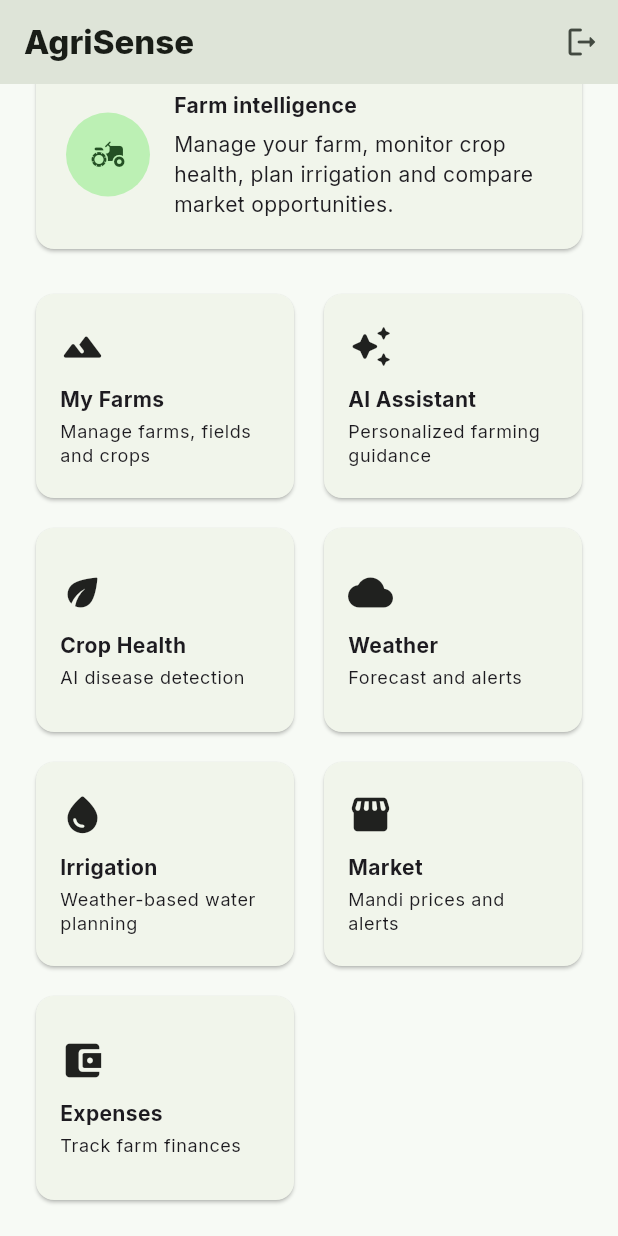
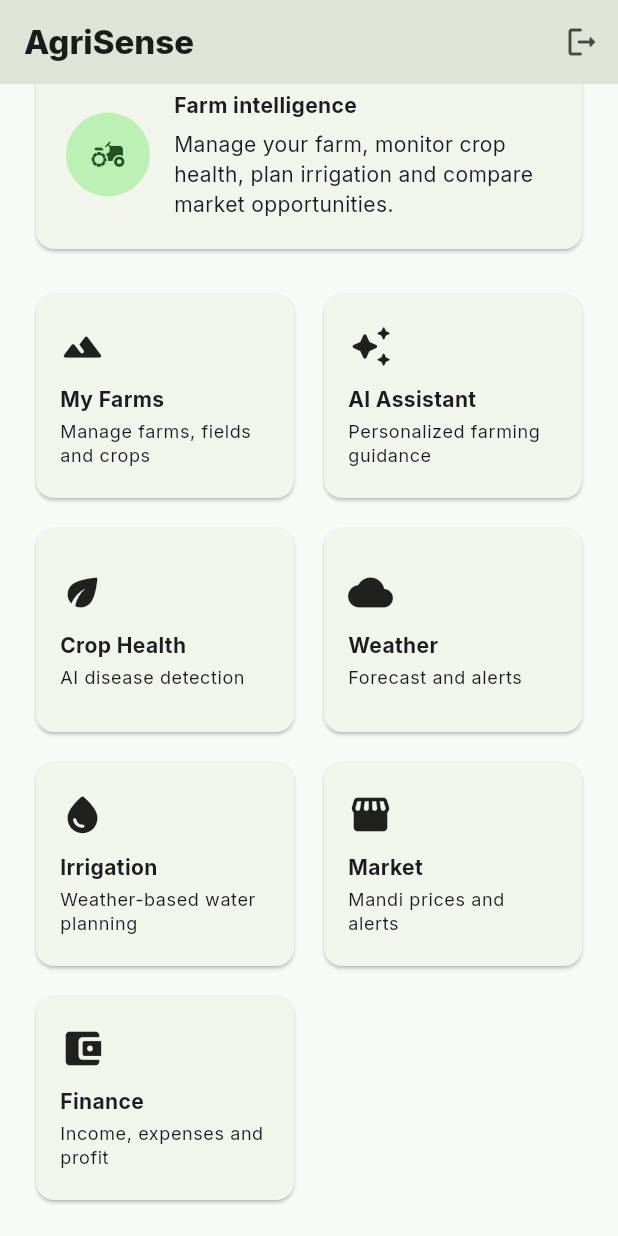
Before and after one commit to Syed-Atiq-pro/KisanPlulse, a Flutter app: the screen it shows once a user with an empty profile is signed in, scrolled down 120 dp, on a phone screen of 412 x 824 dp. Run offline on Flutter 3.47's test engine with Material 3 defaults, Android fonts, the phone set to English and light mode, and no system bars; our stand-ins replace fl_chart, flutter_riverpod, go_router, google_fonts, image_picker, supabase_flutter; accounts and stored records are empty.

Commit message:
Enable finance dashboard module

```diff
--- a/lib/features/dashboard/presentation/dashboard_page.dart
+++ b/lib/features/dashboard/presentation/dashboard_page.dart
@@ -14,7 +14,7 @@ class DashboardPage extends StatelessWidget {
       ('Weather', Icons.cloud_rounded, 'Forecast and alerts', '/weather'),
       ('Irrigation', Icons.water_drop_rounded, 'Weather-based water planning', '/irrigation'),
       ('Market', Icons.storefront_rounded, 'Mandi prices and alerts', '/market'),
-      ('Expenses', Icons.account_balance_wallet_rounded, 'Track farm finances', null),
+      ('Finance', Icons.account_balance_wallet_rounded, 'Income, expenses and profit', '/finance'),
     ];
     return Scaffold(
       appBar: AppBar(title: const Text('AgriSense', style: TextStyle(fontWeight: FontWeight.w800)), actions: [IconButton(onPressed: () => _logout(context), icon: const Icon(Icons.logout_rounded))]),
@@ -23,7 +23,7 @@ class DashboardPage extends StatelessWidget {
         const SizedBox(height: 6), const Text('Your farm intelligence dashboard'), const SizedBox(height: 22),
         Card(child: Padding(padding: const EdgeInsets.all(20), child: Row(children: [CircleAvatar(radius: 28, backgroundColor: Theme.of(context).colorScheme.primaryContainer, child: const Icon(Icons.agriculture_rounded)), const SizedBox(width: 16), const Expanded(child: Column(crossAxisAlignment: CrossAxisAlignment.start, children: [Text('Farm intelligence', style: TextStyle(fontWeight: FontWeight.w700)), SizedBox(height: 6), Text('Manage your farm, monitor crop health, plan irrigation and compare market opportunities.')]))]))),
         const SizedBox(height: 22),
-        GridView.builder(shrinkWrap: true, physics: const NeverScrollableScrollPhysics(), gridDelegate: const SliverGridDelegateWithFixedCrossAxisCount(crossAxisCount: 2, crossAxisSpacing: 12, mainAxisSpacing: 12, childAspectRatio: 1.25), itemCount: cards.length, itemBuilder: (context, index) { final item = cards[index]; return Card(child: InkWell(borderRadius: BorderRadius.circular(16), onTap: item.$4 == null ? null : () => context.go(item.$4!), child: Padding(padding: const EdgeInsets.all(16), child: Column(crossAxisAlignment: CrossAxisAlignment.start, mainAxisAlignment: MainAxisAlignment.center, children: [Icon(item.$2, size: 30), const SizedBox(height: 10), Text(item.$1, style: const TextStyle(fontWeight: FontWeight.w700)), const SizedBox(height: 4), Text(item.$3, maxLines: 2, overflow: TextOverflow.ellipsis, style: Theme.of(context).textTheme.bodySmall)])))); }),
+        GridView.builder(shrinkWrap: true, physics: const NeverScrollableScrollPhysics(), gridDelegate: const SliverGridDelegateWithFixedCrossAxisCount(crossAxisCount: 2, crossAxisSpacing: 12, mainAxisSpacing: 12, childAspectRatio: 1.25), itemCount: cards.length, itemBuilder: (context, index) { final item = cards[index]; return Card(child: InkWell(borderRadius: BorderRadius.circular(16), onTap: () => context.go(item.$4), child: Padding(padding: const EdgeInsets.all(16), child: Column(crossAxisAlignment: CrossAxisAlignment.start, mainAxisAlignment: MainAxisAlignment.center, children: [Icon(item.$2, size: 30), const SizedBox(height: 10), Text(item.$1, style: const TextStyle(fontWeight: FontWeight.w700)), const SizedBox(height: 4), Text(item.$3, maxLines: 2, overflow: TextOverflow.ellipsis, style: Theme.of(context).textTheme.bodySmall)])))); }),
       ]),
     );
   }
```
